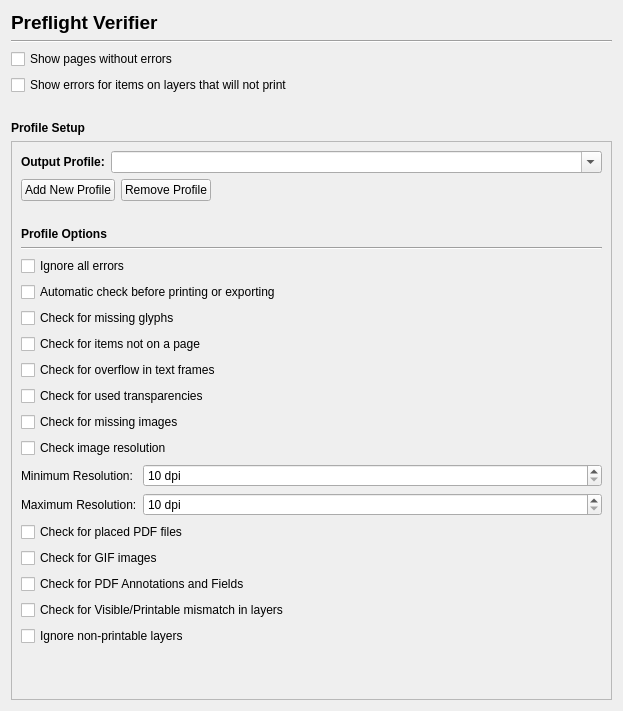
Old version of the form scribus/ui/prefs_preflightverifierbase.ui in the repository scribusproject/scribus.
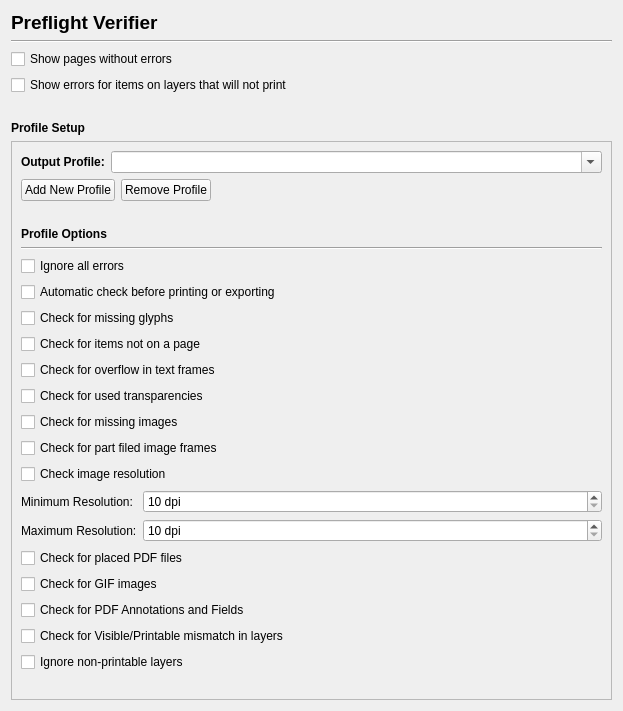
New version of the form.

Commit message: #7563: Preflight checker: report underfull image frames

Diff of the .ui file:
```diff
--- a/scribus/ui/prefs_preflightverifierbase.ui
+++ b/scribus/ui/prefs_preflightverifierbase.ui
@@ -88,8 +88,8 @@
        <rect>
         <x>0</x>
         <y>0</y>
-        <width>595</width>
-        <height>543</height>
+        <width>597</width>
+        <height>545</height>
        </rect>
       </property>
       <layout class="QVBoxLayout" name="verticalLayout_2">
@@ -236,6 +236,13 @@
          </property>
         </widget>
        </item>
+       <item>
+        <widget class="QCheckBox" name="checkPartFilledImageFramesCheckBox">
+         <property name="text">
+          <string>Check for part filed image frames</string>
+         </property>
+        </widget>
+       </item>
        <item>
         <widget class="QCheckBox" name="checkImageResolutionCheckBox">
          <property name="text">
```
The commit also changes 9 other files.
